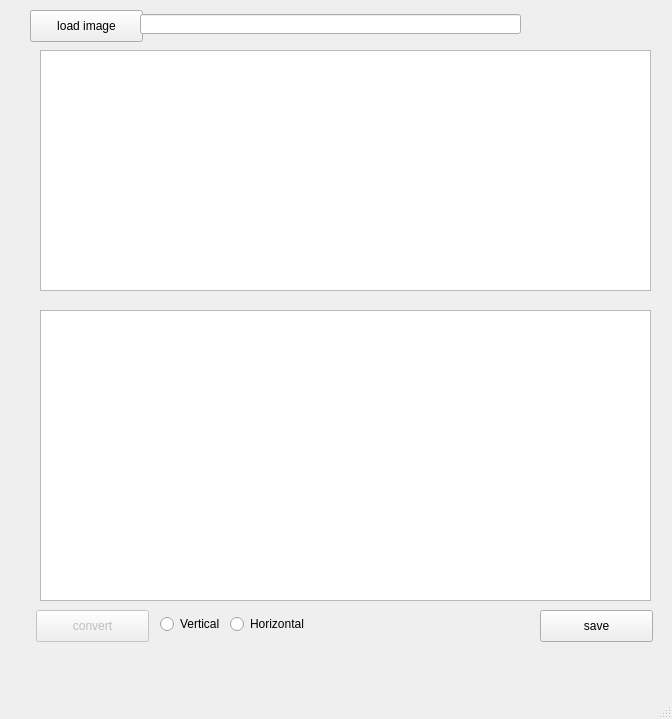
Above: main_gui.ui from faytor/open_lcd_assistant before the change. Below: the same form after it.
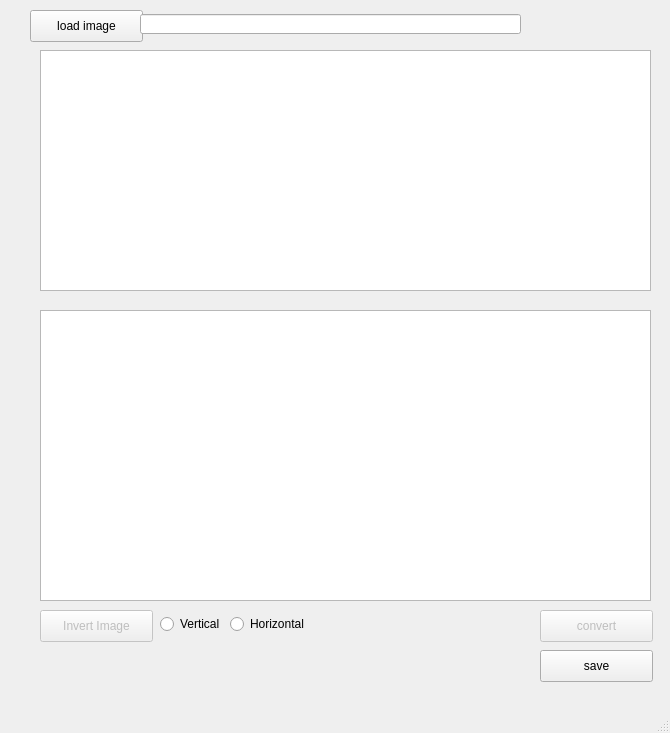
That is the form after the change.

Commit message: Add a button to give the user the possibility to invert the image pixels

```diff
--- a/main_gui.ui
+++ b/main_gui.ui
@@ -6,8 +6,8 @@
    <rect>
     <x>0</x>
     <y>0</y>
-    <width>672</width>
-    <height>719</height>
+    <width>670</width>
+    <height>733</height>
    </rect>
   </property>
   <property name="windowTitle">
@@ -57,7 +57,7 @@
     <property name="geometry">
      <rect>
       <x>540</x>
-      <y>610</y>
+      <y>650</y>
       <width>113</width>
       <height>32</height>
      </rect>
@@ -72,12 +72,15 @@
     </property>
     <property name="geometry">
      <rect>
-      <x>36</x>
+      <x>540</x>
       <y>610</y>
       <width>113</width>
       <height>32</height>
      </rect>
     </property>
+    <property name="styleSheet">
+     <string notr="true"/>
+    </property>
     <property name="text">
      <string>convert</string>
     </property>
@@ -118,6 +121,22 @@
      <string>Horizontal</string>
     </property>
    </widget>
+   <widget class="QPushButton" name="invert_button">
+    <property name="enabled">
+     <bool>false</bool>
+    </property>
+    <property name="geometry">
+     <rect>
+      <x>40</x>
+      <y>610</y>
+      <width>113</width>
+      <height>32</height>
+     </rect>
+    </property>
+    <property name="text">
+     <string>Invert Image</string>
+    </property>
+   </widget>
   </widget>
   <widget class="QMenuBar" name="menubar">
    <property name="geometry">
```
Left out of the diff: 2 changed lines with no effect on the pictures. The commit also changes 5 other files.
